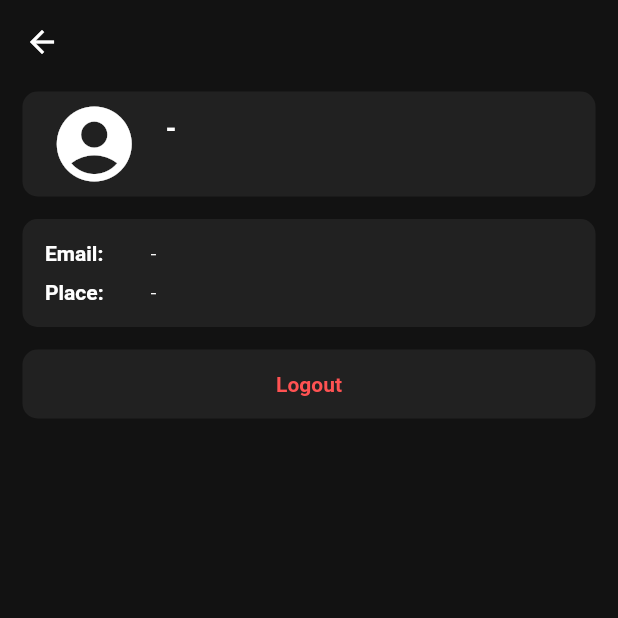
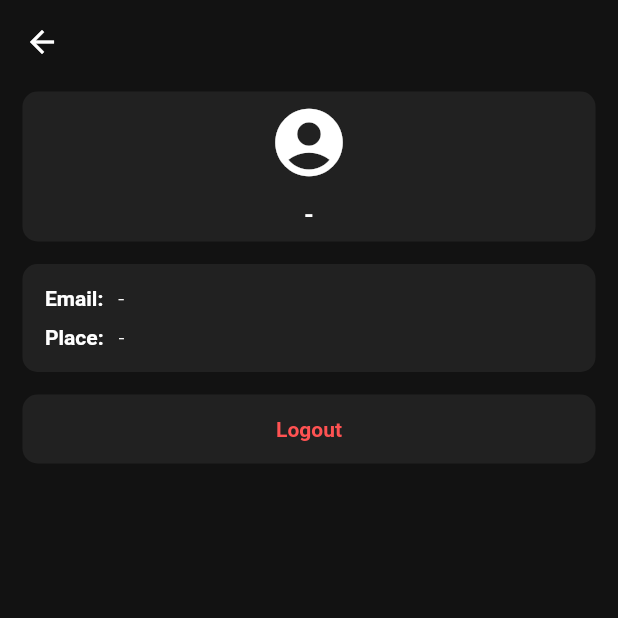
Before and after one commit to mduccc/o2-mobile, a Flutter app: the ProfileScreen screen opened directly, on a phone screen of 412 x 824 dp, the top half of it. Run offline on Flutter 3.47's test engine with Material 2 defaults, Android fonts, the phone set to English and light mode, and no system bars; our stand-ins replace fl_chart, html_unescape, rxdart, socket_io_client, sqflite, toast; accounts and stored records are empty; network calls fail.

Commit message:
Modify ProfileScreen

```diff
--- a/lib/ui/screen/ProfileScreen.dart
+++ b/lib/ui/screen/ProfileScreen.dart
@@ -32,24 +32,26 @@ class _ProfileScreenState extends State<ProfileScreen> {
       margin: EdgeInsets.only(bottom: 5, top: 5),
       child: Row(
         children: <Widget>[
-          Expanded(
-            flex: 1,
-            child: Container(
+          Container(
+              margin: EdgeInsets.only(right: 10),
+              child: FittedBox(
+                fit: BoxFit.scaleDown,
+                alignment: FractionalOffset.centerLeft,
                 child: Text(label + ':',
                     style: TextStyle(
                       color: Colors.white,
                       fontWeight: FontWeight.bold,
                     )),
-            ),
-          ),
-          Expanded(
-            flex: 4,
+              )),
+          FittedBox(
+            fit: BoxFit.scaleDown,
+            alignment: FractionalOffset.centerLeft,
             child: Text(value,
                 style: TextStyle(
                   color: Colors.white,
                   fontWeight: FontWeight.w300,
                 )),
-          ),
+          )
         ],
       ),
     );
@@ -57,16 +59,18 @@ class _ProfileScreenState extends State<ProfileScreen> {
 
   Widget _accountHeader() {
     return Container(
-      height: 70,
+      height: 100,
+      width: double.infinity,
+      padding: EdgeInsets.all(2),
       margin: EdgeInsets.only(left: 15, right: 15, top: 5, bottom: 15),
       decoration: BoxDecoration(
           color: ThemseColors.secondColor,
           borderRadius: BorderRadius.all(Radius.circular(10))),
-      child: Row(
+      child: Column(
         children: <Widget>[
           // Image
           Expanded(
-            flex: 1,
+            flex: 2,
             child: Container(
               padding: EdgeInsets.all(5),
               height: double.infinity,
@@ -76,61 +80,44 @@ class _ProfileScreenState extends State<ProfileScreen> {
               ),
             ),
           ),
-          // Username
-          Expanded(
-              flex: 3,
-              child: Container(
-                padding: EdgeInsets.only(top: 5, bottom: 5),
-                child: Column(
-                  crossAxisAlignment: CrossAxisAlignment.start,
-                  children: <Widget>[
           Expanded(
             flex: 1,
-                      child: Align(
-                          alignment: Alignment.bottomLeft,
+            child: Container(
               child: StreamBuilder(
                   stream: accInfoPublishSubject.stream,
                   builder: (context, snapshot) {
                     if (!snapshot.hasError) {
                       if (snapshot.hasData) {
                         AccModel accModel = snapshot.data;
-                                    return Text(
+                        return FittedBox(
+                          fit: BoxFit.scaleDown,
+                          alignment: FractionalOffset.center,
+                          child: Text(
                             accModel.accID,
                             style: TextStyle(
                               color: Colors.white,
                               fontWeight: FontWeight.bold,
-                                        fontSize: 18,
+                              fontSize: 16,
+                            ),
                           ),
                         );
                       }
                     }
-                                return Text(
+                    return FittedBox(
+                      fit: BoxFit.scaleDown,
+                      alignment: FractionalOffset.center,
+                      child: Text(
                         '-',
                         style: TextStyle(
                           color: Colors.white,
                           fontWeight: FontWeight.bold,
-                                    fontSize: 18,
+                          fontSize: 16,
+                        ),
                       ),
                     );
-                              })),
-                    ),
-                    Expanded(
-                      flex: 1,
-                      child: Align(
-                        alignment: Alignment.centerLeft,
-                        child: Text(
-                          '',
-                          style: TextStyle(
-                            color: Colors.white,
-                            fontWeight: FontWeight.w200,
-                            fontSize: 11,
-                          ),
-                        ),
+                  }),
             ),
           )
-                  ],
-                ),
-              ))
         ],
       ),
     );
```
Lines whose indentation alone changed are shown as unchanged.
